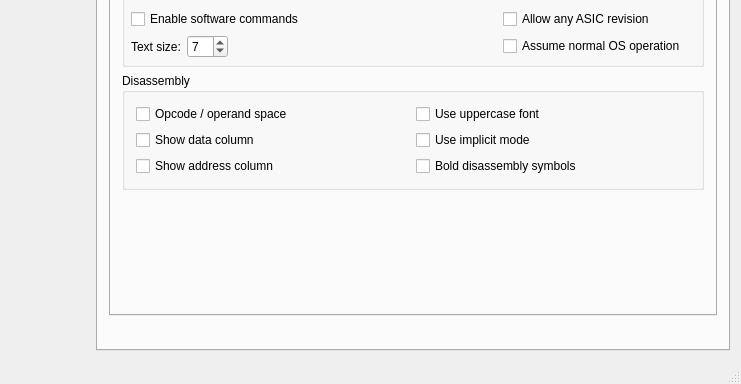
Qt form gui/qt/mainwindow.ui (CE-Programming/CEmu) before a commit; both pictures show x 361 to 1102 and y 621 to 1005 of the 1102 by 1005 pixel window.
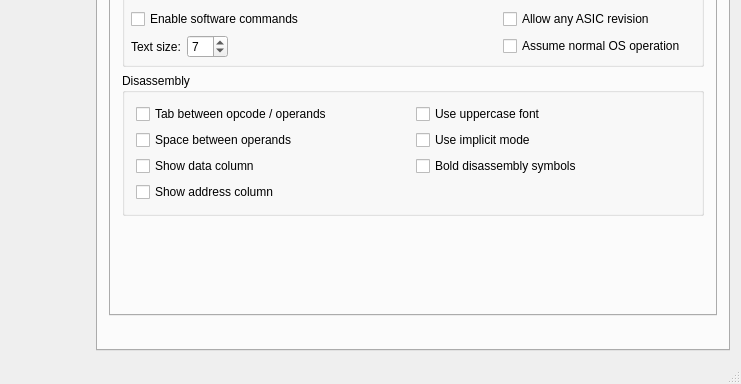
The same form after that commit. The open tabs and pages were chosen to show the change. Icons and pictures are not drawn. Custom widgets are drawn as their Qt base class.

Commit message: Add disassembler option for tabs between the opcode and operands. Implements #462.

```diff
--- a/gui/qt/mainwindow.ui
+++ b/gui/qt/mainwindow.ui
@@ -9791,7 +9791,7 @@
                <string>Disassembly</string>
               </property>
               <layout class="QGridLayout" name="gridLayout_23">
-               <item row="1" column="0">
+               <item row="2" column="0">
                 <widget class="QCheckBox" name="checkDisasmDataCol">
                  <property name="focusPolicy">
                   <enum>Qt::NoFocus</enum>
@@ -9812,12 +9812,22 @@
                 </widget>
                </item>
                <item row="0" column="0">
+                <widget class="QCheckBox" name="checkOperandTab">
+                 <property name="focusPolicy">
+                  <enum>Qt::NoFocus</enum>
+                 </property>
+                 <property name="text">
+                  <string>Tab between opcode / operands</string>
+                 </property>
+                </widget>
+               </item>
+               <item row="1" column="0">
                 <widget class="QCheckBox" name="checkAddSpace">
                  <property name="focusPolicy">
                   <enum>Qt::NoFocus</enum>
                  </property>
                  <property name="text">
-                  <string>Opcode / operand space</string>
+                  <string>Space between operands</string>
                  </property>
                 </widget>
                </item>
@@ -9828,7 +9838,7 @@
                  </property>
                 </widget>
                </item>
-               <item row="2" column="0">
+               <item row="3" column="0">
                 <widget class="QCheckBox" name="checkDisasmAddr">
                  <property name="text">
                   <string>Show address column</string>
```
The commit also changes 5 other files.
